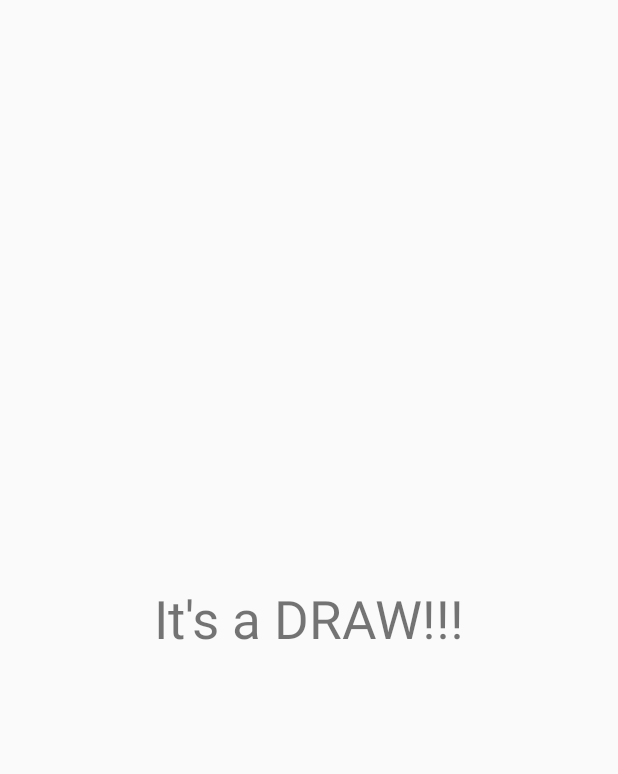
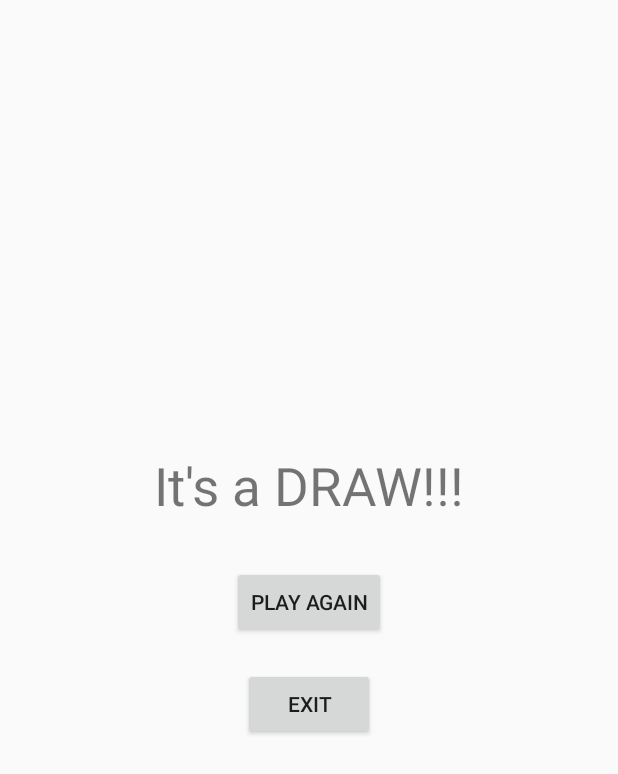
Before and after one commit to darren2581/Mad_Assignment_1, an Android app: the Draws screen opened directly, with no data from a screen before it, on a phone screen of 412 x 824 dp. Shown: the top 774 px of the screen. Run offline under Robolectric (Android 15) with nearby library versions, the phone set to English and light mode, and no system bars.

Commit message:
Update layout for WIN DRAW

```diff
--- a/app/src/main/res/layout/activity_draws.xml
+++ b/app/src/main/res/layout/activity_draws.xml
@@ -1,5 +1,6 @@
 <?xml version="1.0" encoding="utf-8"?>
-<androidx.constraintlayout.widget.ConstraintLayout xmlns:android="http://schemas.android.com/apk/res/android"
+<androidx.constraintlayout.widget.ConstraintLayout
+    xmlns:android="http://schemas.android.com/apk/res/android"
     xmlns:app="http://schemas.android.com/apk/res-auto"
     xmlns:tools="http://schemas.android.com/tools"
     android:id="@+id/main"
@@ -11,11 +12,31 @@
         android:id="@+id/draw"
         android:layout_width="wrap_content"
         android:layout_height="wrap_content"
+        android:layout_marginTop="300dp"
         android:text="It's a DRAW!!!"
         android:textSize="35dp"
-        app:layout_constraintBottom_toBottomOf="parent"
         app:layout_constraintEnd_toEndOf="parent"
         app:layout_constraintStart_toStartOf="parent"
         app:layout_constraintTop_toTopOf="parent" />
 
+    <Button
+        android:id="@+id/buttonPlayAgain"
+        android:layout_width="wrap_content"
+        android:layout_height="wrap_content"
+        android:layout_marginTop="30dp"
+        android:text="Play Again"
+        app:layout_constraintEnd_toEndOf="parent"
+        app:layout_constraintStart_toStartOf="parent"
+        app:layout_constraintTop_toBottomOf="@+id/draw" />
+
+    <Button
+        android:id="@+id/buttonExit"
+        android:layout_width="wrap_content"
+        android:layout_height="wrap_content"
+        android:layout_marginTop="20dp"
+        android:text="Exit"
+        app:layout_constraintEnd_toEndOf="parent"
+        app:layout_constraintStart_toStartOf="parent"
+        app:layout_constraintTop_toBottomOf="@+id/buttonPlayAgain" />
+
 </androidx.constraintlayout.widget.ConstraintLayout>
```
Also changed, not shown: app/src/main/res/layout/activity_wins.xml (+28 -4 lines).
